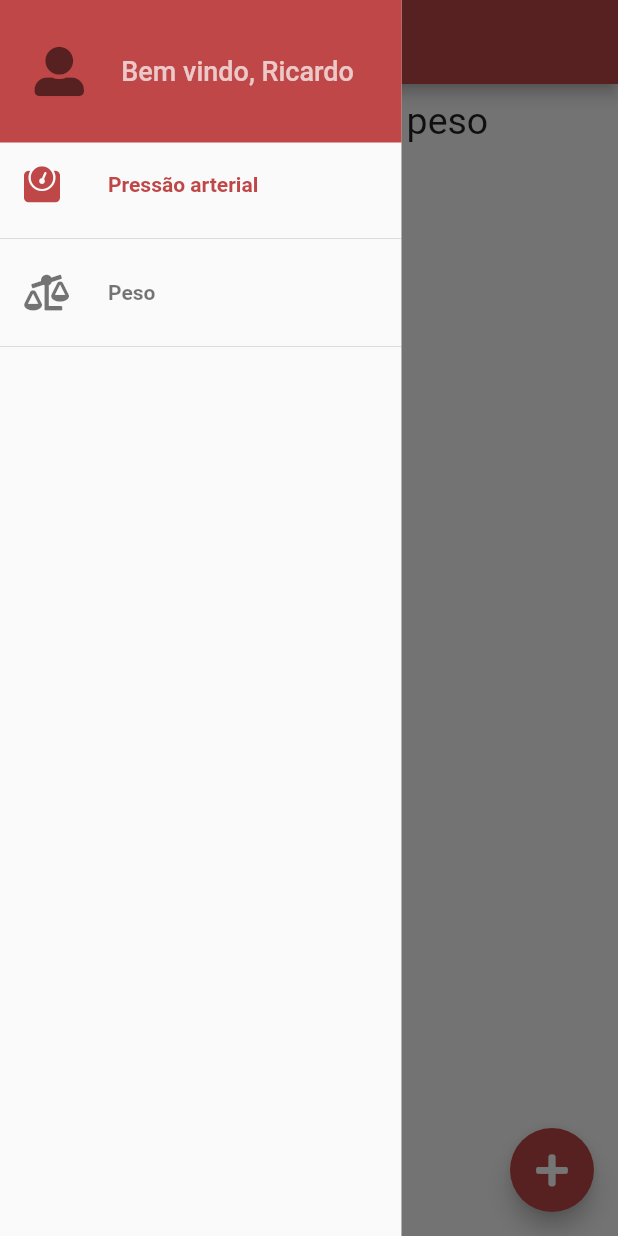
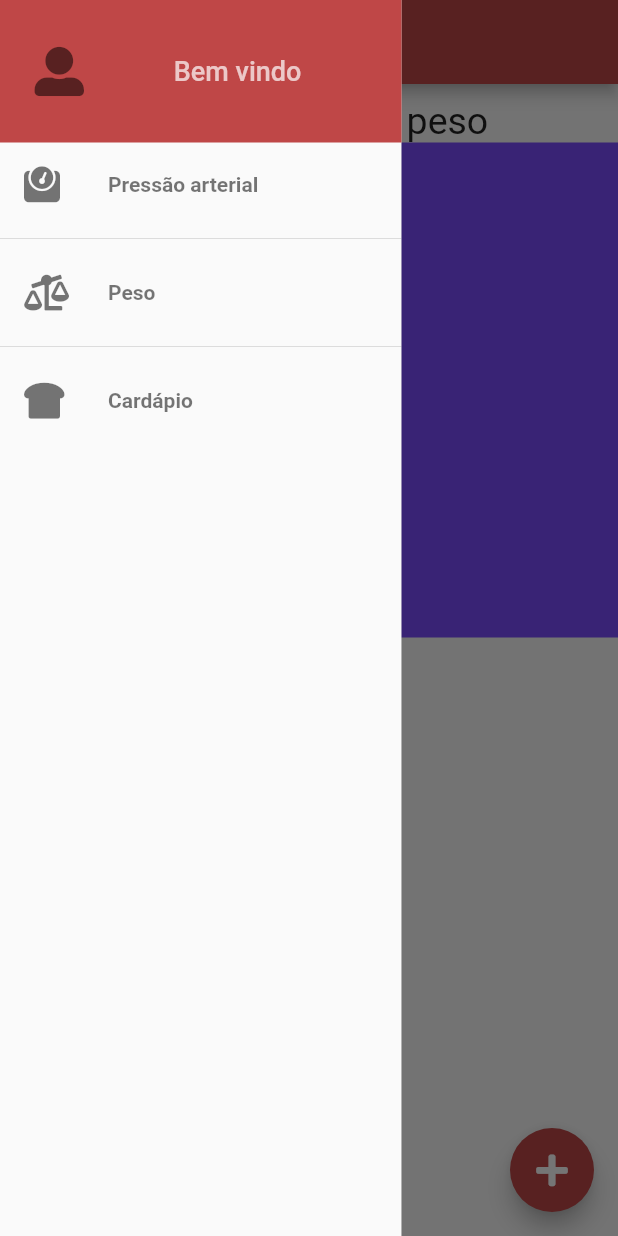
Before and after one commit to Heartbeat-UFRPE/Front-End, a Flutter app: the WeightGraph screen opened directly, with the side drawer open, on a phone screen of 412 x 824 dp. Run offline on Flutter 3.47's test engine with Material 2 defaults, Android fonts, the phone set to English and light mode, and no system bars; our stand-ins replace charts_flutter, date_format, flare_flutter, flutter_secure_storage, font_awesome_flutter, get_it and 1 more; accounts and stored records are empty; generated files the repository leaves out were written again; network calls fail.

```diff
--- a/lib/screens/components/custom_drawer.dart
+++ b/lib/screens/components/custom_drawer.dart
@@ -5,8 +5,13 @@ import 'package:heartbeat/screens/components/drawer_menu.dart';
 import 'custom_drawer_header.dart';
 
 
-class CustomDrawer extends StatelessWidget {
+class CustomDrawer extends StatefulWidget {
 
+  @override
+  _CustomDrawerState createState() => _CustomDrawerState();
+}
+
+class _CustomDrawerState extends State<CustomDrawer> {
   @override
   Widget build(BuildContext context) {
     return SafeArea(
--- a/lib/screens/components/custom_drawer_header.dart
+++ b/lib/screens/components/custom_drawer_header.dart
@@ -2,7 +2,9 @@ import 'package:flutter/material.dart';
 import 'package:font_awesome_flutter/font_awesome_flutter.dart';
 
 class CustomDrawerHeader extends StatelessWidget {
-  final user_name = "Ricardo";
+
+
+
 
   @override
   Widget build(BuildContext context) {
@@ -22,7 +24,7 @@ class CustomDrawerHeader extends StatelessWidget {
               mainAxisAlignment: MainAxisAlignment.center,
               crossAxisAlignment: CrossAxisAlignment.center,
               children: <Widget>[
-                Text("Bem vindo, $user_name",style: TextStyle(
+                Text("Bem vindo",style: TextStyle(
                   color: Colors.white70,
                   fontSize: 18,
                   fontWeight: FontWeight.w500
--- a/lib/screens/components/drawer_menu.dart
+++ b/lib/screens/components/drawer_menu.dart
@@ -23,7 +23,7 @@ class DrawerMenu extends StatelessWidget {
             Navigator.of(context).pop();
             Navigator.of(context).push(MaterialPageRoute(builder: (_) => BloodPressureGraph()));
           },
-          selected: _pageStore.page == 0,
+          selected: _pageStore.page == 1,
       ),
         Divider(),
         DrawerMenuItem(title: "Peso",
@@ -33,17 +33,17 @@ class DrawerMenu extends StatelessWidget {
             Navigator.of(context).pop();
             Navigator.of(context).push(MaterialPageRoute(builder: (_) => WeightGraph()));
           },
-          selected: _pageStore.page == 1,
+          selected: _pageStore.page == 2,
         ),
         Divider(),
-//        DrawerMenuItem(title: "Gráfico de peso",
-//          icon: FontAwesomeIcons.chartArea,
-//          function: (){
-//            Navigator.of(context).pop();
-//            _pageStore.setPage(2);
-//          },
-//          selected: _pageStore.page == 2,
-//        )
+        DrawerMenuItem(title: "Cardápio",
+          icon: FontAwesomeIcons.breadSlice,
+          function: (){
+            Navigator.of(context).pop();
+            _pageStore.setPage(2);
+          },
+          selected: _pageStore.page == 3,
+        ),
       ],
     );
   }
--- a/lib/screens/drawer_screens/weight_graph.dart
+++ b/lib/screens/drawer_screens/weight_graph.dart
@@ -127,7 +127,10 @@ class _WeightGraphState extends State<WeightGraph> {
             children: <Widget>[
               Padding(padding: EdgeInsets.only(top: 10),child:
               Text("Seu histórico de peso",style: TextStyle(fontSize: 25))),
-              chartWidget
+              //chartWidget
+              Container(color: Colors.deepPurpleAccent,
+                  width: 500,
+                  child: chartWidget)
             ],
           )
         ],
--- a/lib/screens/login.dart
+++ b/lib/screens/login.dart
@@ -171,12 +171,13 @@ class _LoginState extends State<Login> {
                   margin: EdgeInsets.all(20),
                   child: GestureDetector(
                     child: Text("Ainda não tem uma conta?",
-                      style: TextStyle(color: Color(0xf1a0dc6)),),
+                      style: TextStyle(color: Colors.white),),
                     onTap: () => Navigator.pushReplacement(context, MaterialPageRoute(
                         builder: (context) => Register()
                     )),
                   ),
-                )
+                ),
+
               ],
             ),
           ],
```
Also changed, not shown: lib/screens/splash_screen.dart (+21 -2 lines).
